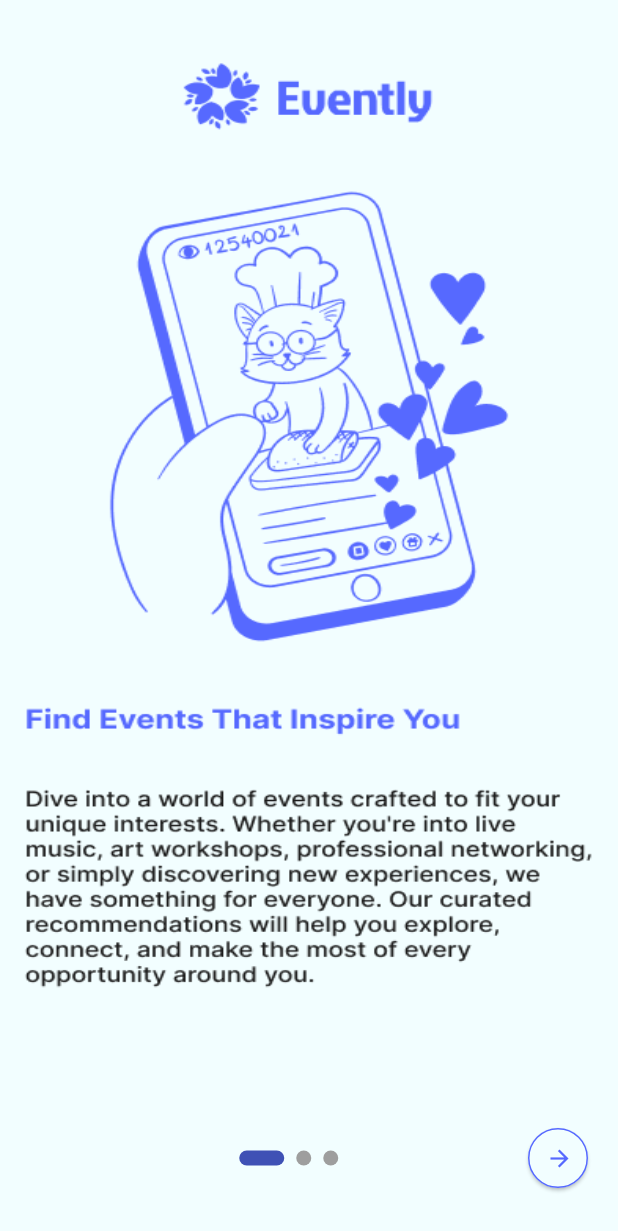
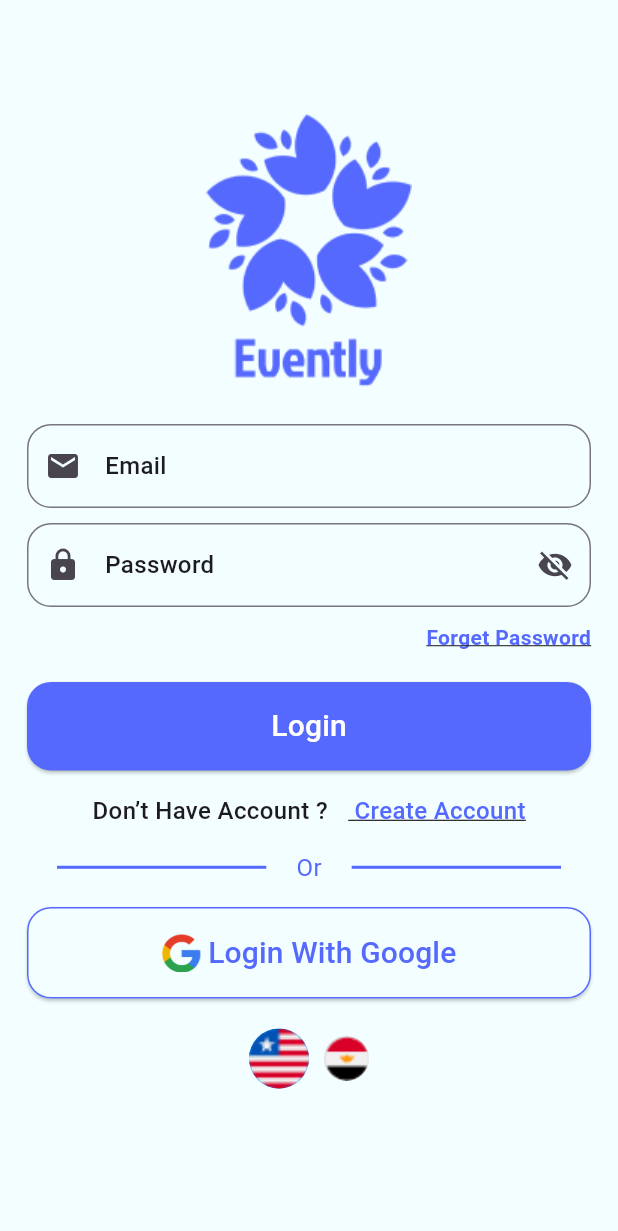
Before and after one commit to hussein274/OnBoarding, a Flutter app: the screen it shows after launch, on a phone screen of 412 x 824 dp. Shown: the top 1231 px of the screen. Run offline on Flutter 3.47's test engine with Material 3 defaults, Android fonts, the phone set to English and light mode, and no system bars; drawn by our look-alikes of smooth_page_indicator.

Commit message:
login and register

```diff
--- a/lib/main.dart
+++ b/lib/main.dart
@@ -1,4 +1,5 @@
-import 'package:assignment/onboarding_evently/onboarding.dart';
+import 'package:assignment/ui/screens/google_login/google_login.dart';
+import 'package:assignment/ui/screens/register/register.dart';
 import 'package:flutter/material.dart';
 
 void main() {
@@ -10,6 +11,7 @@ class MyApp extends StatelessWidget {
 
   @override
   Widget build(BuildContext context) {
-    return MaterialApp(debugShowCheckedModeBanner: false, home: OnBoarding());
+    return MaterialApp(debugShowCheckedModeBanner: false,
+        home: GoogleLogin());
   }
 }
--- /dev/null
+++ b/lib/ui/custom_widget/custom_toggle_switch.dart
@@ -0,0 +1,50 @@
+import 'package:flutter/material.dart';
+
+class CustomeImageToggle extends StatefulWidget {
+  @override
+  _CustomeImageToggleState createState() => _CustomeImageToggleState();
+}
+
+class _CustomeImageToggleState extends State<CustomeImageToggle> {
+  int selectedIndex = 0;
+
+  final List<String> images = [
+    'assets/images/LR.png',
+    'assets/images/EG.png',
+  ];
+
+  @override
+  Widget build(BuildContext context) {
+    return Row(
+      mainAxisAlignment: MainAxisAlignment.center,
+      children: List.generate(images.length, (index) {
+        bool isSelected = selectedIndex == index;
+        double size = isSelected ? 40 : 30; // حجم الزر كله
+
+        return GestureDetector(
+          onTap: () {
+            setState(() {
+              selectedIndex = index;
+            });
+          },
+          child: AnimatedContainer(
+            duration: Duration(milliseconds: 200),
+            margin: EdgeInsets.symmetric(horizontal: 5),
+            width: size,
+            height: size,
+            decoration: BoxDecoration(
+              color: isSelected ? Colors.blue : Colors.grey[300],
+              shape: BoxShape.circle,
+            ),
+            child: ClipOval(
+              child: Image.asset(
+                images[index],
+                fit: BoxFit.cover, // تخلي الصورة تملى الزر
+              ),
+            ),
+          ),
+        );
+      }),
+    );
+  }
+}
--- /dev/null
+++ b/lib/ui/custom_widget/text_form_field.dart
@@ -0,0 +1,50 @@
+import 'package:flutter/cupertino.dart';
+import 'package:flutter/material.dart';
+
+class CustomTextFormField extends StatelessWidget {
+  String titleText;
+  Icon prefixIcon;
+  FormFieldValidator<String>? validator;
+  bool? obscureText;
+  Widget? suffixIcon;
+  TextEditingController? controller;
+
+  CustomTextFormField({
+    super.key,
+    required this.titleText,
+    required this.prefixIcon,
+    this.validator,
+    this.obscureText = false ?? true,
+    this.suffixIcon,
+    this.controller,
+  });
+
+  @override
+  Widget build(BuildContext context) {
+    return TextFormField(
+      controller: controller,
+      validator: validator,
+      obscureText: obscureText ?? false,
+      decoration: InputDecoration(
+        suffixIcon: suffixIcon,
+        focusColor: Color(0xff7B7B7B),
+        focusedErrorBorder: OutlineInputBorder(
+          borderSide: BorderSide(color: Colors.red),
+        ),
+        border: OutlineInputBorder(
+          borderRadius: BorderRadius.circular(16),
+          borderSide: BorderSide(color: Color(0xff7B7B7B)),
+        ),
+        prefixIcon: prefixIcon,
+
+        hint: Text(
+          titleText,
+          style: TextStyle(fontSize: 16, fontWeight: FontWeight.w500),
+        ),
+        errorBorder: OutlineInputBorder(
+          borderSide: BorderSide(color: Colors.red),
+        ),
+      ),
+    );
+  }
+}
--- /dev/null
+++ b/lib/ui/screens/google_login/google_login.dart
@@ -0,0 +1,197 @@
+import 'package:assignment/ui/custom_widget/text_form_field.dart';
+import 'package:assignment/utils/AppRoutes/AppRoute.dart';
+import 'package:assignment/utils/app_color/app_colors.dart';
+import 'package:flutter/material.dart';
+
+import '../../custom_widget/custom_toggle_switch.dart';
+
+class GoogleLogin extends StatefulWidget {
+  const GoogleLogin({super.key});
+
+  @override
+  State<GoogleLogin> createState() => _GoogleLoginState();
+}
+
+class _GoogleLoginState extends State<GoogleLogin> {
+  bool obscure = true;
+  @override
+  Widget build(BuildContext context) {
+    return Scaffold(
+      backgroundColor: AppColor.appLightColor,
+      body: Padding(
+        padding: const EdgeInsets.all(18),
+        child: Column(
+          children: [
+            SizedBox(height: MediaQuery.of(context).size.height * .07),
+            buildLogo(),
+            SizedBox(height: 20),
+            buildEmailTextFormField(),
+            SizedBox(height: 10),
+            buildPassword(),
+            SizedBox(height: 10),
+            buildForgetText(),
+            SizedBox(height: 20),
+            buildElevatedButton(),
+            SizedBox(height: 15),
+            buildTextCreate(),
+            SizedBox(height: 15),
+            buildDividerandOr(),
+            SizedBox(height: 15),
+            buildGoogleButton(),
+            SizedBox(height: 20),
+            CustomeImageToggle(),
+          ],
+        ),
+      ),
+    );
+  }
+
+  buildLogo() {
+    return Center(child: Image.asset("assets/images/Logo.png"));
+  }
+
+  buildEmailTextFormField() {
+    return CustomTextFormField(
+      titleText: "Email",
+      prefixIcon: Icon(Icons.email),
+      validator: (text) {
+        if (text == null || text.isEmpty) {
+          return "Please Enter Email";
+        }
+        return null;
+      },
+    );
+  }
+
+  buildPassword() {
+    return CustomTextFormField(
+      titleText: "Password",
+      obscureText: obscure,
+      prefixIcon: Icon(Icons.lock),
+      suffixIcon: InkWell(
+        onTap: () {
+          obscure = !obscure;
+          setState(() {});
+        },
+        child: obscure ? Icon(Icons.visibility_off) : Icon(Icons.visibility),
+      ),
+    );
+  }
+
+  buildForgetText() {
+    return Align(
+      alignment: Alignment.centerRight,
+      child: Text(
+        "Forget Password",
+        style: TextStyle(
+          decoration: TextDecoration.underline,
+          color: Color(0xff5669FF),
+          fontWeight: FontWeight.w700,
+        ),
+      ),
+    );
+  }
+
+  buildElevatedButton() {
+    return Container(
+      width: double.infinity,
+      child: ElevatedButton(
+        onPressed: () {},
+        style: ElevatedButton.styleFrom(
+          shape: RoundedRectangleBorder(
+            borderRadius: BorderRadiusGeometry.circular(16),
+          ),
+          backgroundColor: Color(0xff5669FF),
+          padding: EdgeInsets.symmetric(vertical: 15),
+        ),
+        child: Text(
+          "Login",
+          style: TextStyle(fontSize: 20, color: Colors.white),
+        ),
+      ),
+    );
+  }
+
+  buildTextCreate() {
+    return Row(
+      mainAxisAlignment: MainAxisAlignment.center,
+      children: [
+        Text(
+          "Don’t Have Account ?  ",
+          style: TextStyle(fontSize: 16, fontWeight: FontWeight.w500),
+        ),
+        SizedBox(width: 5),
+        InkWell(
+          onTap: () {
+            Navigator.push(context, AppRoute.register);
+          },
+          child: Text(
+            " Create Account",
+            style: TextStyle(
+              decoration: TextDecoration.underline,
+              color: Color(0xff5669FF),
+              fontSize: 16,
+              fontWeight: FontWeight.w500,
+            ),
+          ),
+        ),
+      ],
+    );
+  }
+
+  buildDividerandOr() {
+    return Container(
+      width: double.infinity,
+      child: Row(
+        children: [
+          Expanded(
+            child: Divider(
+              thickness: 2,
+              indent: 20,
+              endIndent: 20,
+              color: Color(0xff5669FF),
+            ),
+          ),
+          Text("Or", style: TextStyle(fontSize: 16, color: Color(0xff5669FF))),
+          Expanded(
+            child: Divider(
+              thickness: 2,
+              indent: 20,
+              endIndent: 20,
+              color: Color(0xff5669FF),
+            ),
+          ),
+        ],
+      ),
+    );
+  }
+
+  buildGoogleButton() {
+    return ElevatedButton(
+      onPressed: () {},
+      style: ElevatedButton.styleFrom(
+        padding: EdgeInsets.symmetric(vertical: 16),
+        backgroundColor: AppColor.appLightColor,
+        side: BorderSide(color: Color(0xff5669FF)),
+        shape: RoundedRectangleBorder(
+          borderRadius: BorderRadiusGeometry.circular(16),
+        ),
+      ),
+      child: Row(
+        mainAxisAlignment: MainAxisAlignment.center,
+        children: [
+          Image.asset("assets/images/google.png", width: 26, height: 26),
+          SizedBox(width: 5),
+          Text(
+            "Login With Google",
+            style: TextStyle(
+              fontSize: 20,
+              fontWeight: FontWeight.w500,
+              color: Color(0xff5669FF),
+            ),
+          ),
+        ],
+      ),
+    );
+  }
+}
--- /dev/null
+++ b/lib/utils/AppRoutes/AppRoute.dart
@@ -0,0 +1,9 @@
+import 'package:assignment/ui/screens/google_login/google_login.dart';
+import 'package:assignment/ui/screens/register/register.dart';
+import 'package:flutter/material.dart';
+
+abstract final class AppRoute {
+  static Route get register=>MaterialPageRoute(builder: (context) => RegisterScreen(),);
+ static Route get googleLogin=>MaterialPageRoute(builder:
+     (context) => GoogleLogin(),);
+}
--- a/pubspec.yaml
+++ b/pubspec.yaml
@@ -35,6 +35,8 @@ dependencies:
   # Use with the CupertinoIcons class for iOS style icons.
   cupertino_icons: ^1.0.8
   smooth_page_indicator: ^1.2.1
+  flutter_switch: ^0.3.2
+  toggle_switch: ^2.3.0
 
 dev_dependencies:
   flutter_test:
```
Also changed, not shown: lib/ui/screens/register/register.dart (added, +195 -0 lines), assets/images/EG.png (added), assets/images/LR.png (added), assets/images/Logo.png (added), assets/images/google.png (added), lib/ui/screens/onboarding_evently/onboarding.dart (renamed from lib/onboarding_evently/onboarding.dart), pubspec.lock.
